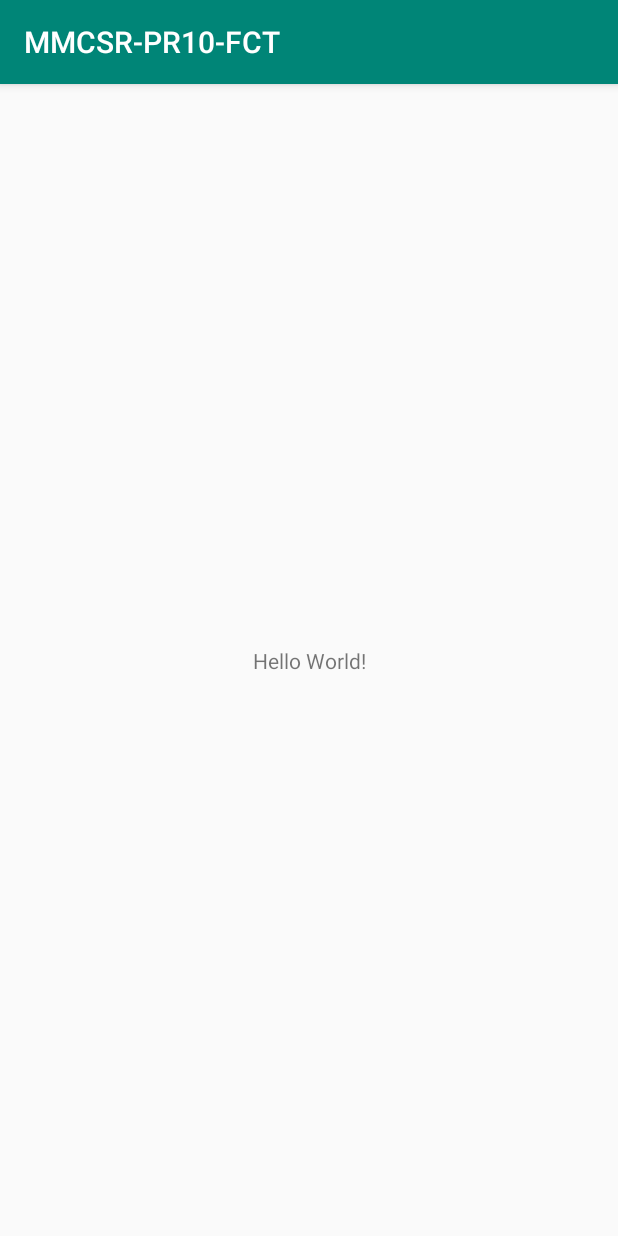
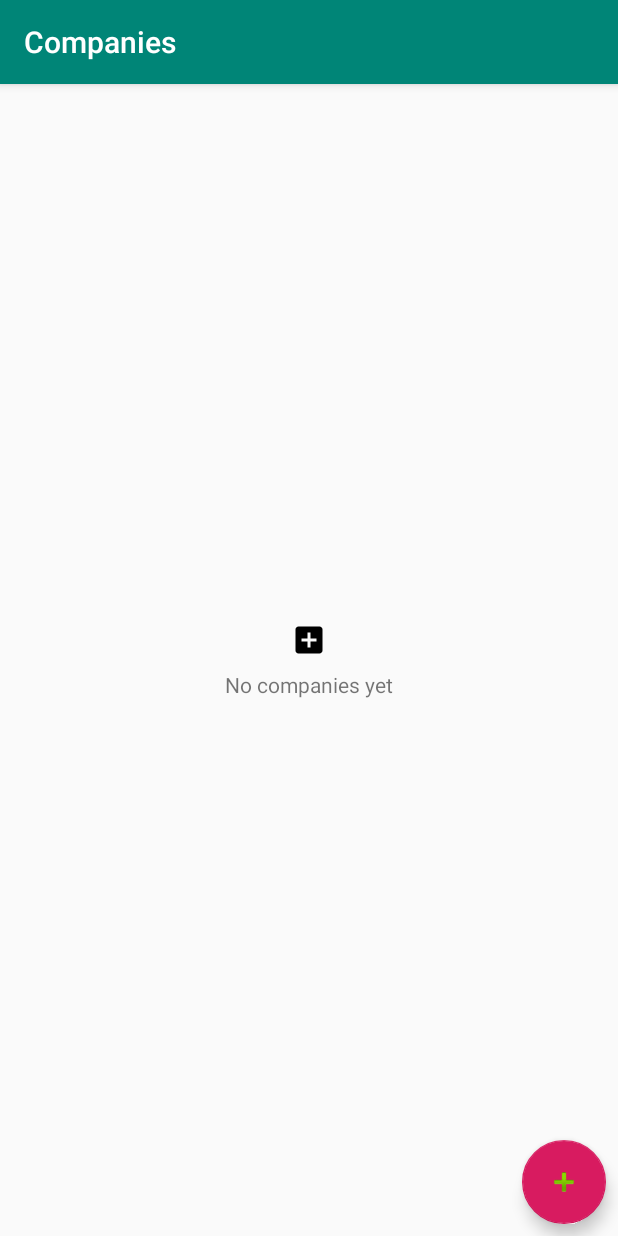
Before and after one commit to Cruzadera/MMCSR-PR10-FCT, an Android app: the screen it shows after launch (MainActivity), on a phone screen of 412 x 824 dp. Run offline under Robolectric (Android 15) with nearby library versions, the phone set to English and light mode, and no system bars; our stand-ins replace Picasso, data binding.

Commit message:
Add RecyclerView for Company

```diff
--- a/app/src/main/AndroidManifest.xml
+++ b/app/src/main/AndroidManifest.xml
@@ -9,7 +9,9 @@
         android:roundIcon="@mipmap/ic_launcher_round"
         android:supportsRtl="true"
         android:theme="@style/AppTheme">
-        <activity android:name=".MainActivity">
+        <activity
+            android:name=".ui.MainActivity"
+            android:windowSoftInputMode="adjustPan">
             <intent-filter>
                 <action android:name="android.intent.action.MAIN" />
 
--- a/app/src/main/java/es/iessaladillo/maria/mmcsr_pr10_fct/data/local/model/Company.java
+++ b/app/src/main/java/es/iessaladillo/maria/mmcsr_pr10_fct/data/local/model/Company.java
@@ -35,6 +35,10 @@ public class Company {
         this.email = email;
         this.urlLogo = urlLogo;
         this.nameContactPerson = nameContactPerson;
+    }
+
+    public Company() {
+
     }
 
     public long getIdCompany() {
--- /dev/null
+++ b/app/src/main/java/es/iessaladillo/maria/mmcsr_pr10_fct/ui/MainActivity.java
@@ -0,0 +1,22 @@
+package es.iessaladillo.maria.mmcsr_pr10_fct.ui;
+
+import androidx.appcompat.app.AppCompatActivity;
+
+import android.os.Bundle;
+
+import es.iessaladillo.maria.mmcsr_pr10_fct.R;
+import es.iessaladillo.maria.mmcsr_pr10_fct.ui.company.CompanyFragment;
+
+public class MainActivity extends AppCompatActivity {
+
+    @Override
+    protected void onCreate(Bundle savedInstanceState) {
+        super.onCreate(savedInstanceState);
+        setContentView(R.layout.activity_main);
+        if (savedInstanceState == null) {
+            getSupportFragmentManager().beginTransaction()
+                    .replace(R.id.container, CompanyFragment.newInstance())
+                    .commitNow();
+        }
+    }
+}
--- /dev/null
+++ b/app/src/main/java/es/iessaladillo/maria/mmcsr_pr10_fct/ui/company/CompanyFragment.java
@@ -0,0 +1,77 @@
+package es.iessaladillo.maria.mmcsr_pr10_fct.ui.company;
+
+import androidx.databinding.DataBindingUtil;
+import androidx.lifecycle.ViewModelProviders;
+
+import android.os.Bundle;
+
+import androidx.annotation.NonNull;
+import androidx.annotation.Nullable;
+import androidx.fragment.app.Fragment;
+
+import android.view.LayoutInflater;
+import android.view.View;
+import android.view.ViewGroup;
+
+import androidx.recyclerview.widget.DefaultItemAnimator;
+import androidx.recyclerview.widget.GridLayoutManager;
+import es.iessaladillo.maria.mmcsr_pr10_fct.R;
+import es.iessaladillo.maria.mmcsr_pr10_fct.data.Repository;
+import es.iessaladillo.maria.mmcsr_pr10_fct.data.local.model.Company;
+import es.iessaladillo.maria.mmcsr_pr10_fct.databinding.FragmentCompanyBinding;
+
+public class CompanyFragment extends Fragment {
+
+    private CompanyFragmentViewModel viewModel;
+    private Repository repository;
+    private FragmentCompanyBinding b;
+
+    public static CompanyFragment newInstance() {
+        return new CompanyFragment();
+    }
+
+    @Override
+    public void onCreate(@Nullable Bundle savedInstanceState) {
+        super.onCreate(savedInstanceState);
+        setHasOptionsMenu(true);
+    }
+
+    @Nullable
+    @Override
+    public View onCreateView(@NonNull LayoutInflater inflater, @Nullable ViewGroup container,
+                             @Nullable Bundle savedInstanceState) {
+        b = DataBindingUtil.inflate(inflater, R.layout.fragment_company, container, false);
+        return b.getRoot();
+    }
+
+    @Override
+    public void onActivityCreated(@Nullable Bundle savedInstanceState) {
+        super.onActivityCreated(savedInstanceState);
+        viewModel = ViewModelProviders.of(this, new CompanyFragmentViewModelFactory(repository)).get(CompanyFragmentViewModel.class);
+        setupViews();
+    }
+
+    private void setupViews() {
+//        b.fabAddCompany.setOnClickListener(l -> addCompany(new Company()));
+        setupRecyclerView();
+    }
+
+    private void setupRecyclerView() {
+        CompanyFragmentAdapter listAdapter = new CompanyFragmentAdapter();
+//        listAdapter.setOnDeleteListener(position -> deleteUser(listAdapter.getItem(position)));
+//        listAdapter.setOnEditableListener((v, position) -> onUserEditListener.onUserEdit(listAdapter.getItem(position)));
+        b.lstCompanies.setHasFixedSize(true);
+        b.lstCompanies.setLayoutManager(new GridLayoutManager(getActivity(),
+                getResources().getInteger(R.integer.company_lstCompanies_columns)));
+        b.lstCompanies.setItemAnimator(new DefaultItemAnimator());
+        b.lstCompanies.setAdapter(listAdapter);
+    }
+
+    private void addCompany(Company company) {
+        viewModel.insertCompany(company);
+    }
+
+
+
+
+}
--- /dev/null
+++ b/app/src/main/java/es/iessaladillo/maria/mmcsr_pr10_fct/ui/company/CompanyFragmentViewModel.java
@@ -0,0 +1,28 @@
+package es.iessaladillo.maria.mmcsr_pr10_fct.ui.company;
+
+import androidx.lifecycle.LiveData;
+import androidx.lifecycle.ViewModel;
+import es.iessaladillo.maria.mmcsr_pr10_fct.data.Repository;
+import es.iessaladillo.maria.mmcsr_pr10_fct.data.local.model.Company;
+
+public class CompanyFragmentViewModel extends ViewModel {
+
+    private final Repository repository;
+    private LiveData<Company> company;
+
+    public CompanyFragmentViewModel(Repository repository) {
+        this.repository = repository;
+    }
+
+    public LiveData<Company> getCompany(){
+        return company;
+    }
+
+    public void insertCompany(Company company){
+        repository.insertCompany(company);
+    }
+
+    public void updateCompany(Company company){
+        repository.updateCompany(company);
+    }
+}
--- /dev/null
+++ b/app/src/main/java/es/iessaladillo/maria/mmcsr_pr10_fct/ui/company/CompanyFragmentViewModelFactory.java
@@ -0,0 +1,21 @@
+package es.iessaladillo.maria.mmcsr_pr10_fct.ui.company;
+
+import androidx.annotation.NonNull;
+import androidx.lifecycle.ViewModel;
+import androidx.lifecycle.ViewModelProvider;
+import es.iessaladillo.maria.mmcsr_pr10_fct.data.Repository;
+
+public class CompanyFragmentViewModelFactory implements ViewModelProvider.Factory {
+
+    private final Repository repository;
+
+    CompanyFragmentViewModelFactory(Repository repository) {
+        this.repository = repository;
+    }
+    @SuppressWarnings("unchecked")
+    @NonNull
+    @Override
+    public <T extends ViewModel> T create(@NonNull Class<T> modelClass) {
+        return (T) new CompanyFragmentViewModel(repository);
+    }
+}
--- /dev/null
+++ b/app/src/main/res/drawable/ic_add_box_black_24dp.xml
@@ -0,0 +1,9 @@
+<vector xmlns:android="http://schemas.android.com/apk/res/android"
+        android:width="24dp"
+        android:height="24dp"
+        android:viewportWidth="24.0"
+        android:viewportHeight="24.0">
+    <path
+        android:fillColor="#FF000000"
+        android:pathData="M19,3L5,3c-1.11,0 -2,0.9 -2,2v14c0,1.1 0.89,2 2,2h14c1.1,0 2,-0.9 2,-2L21,5c0,-1.1 -0.9,-2 -2,-2zM17,13h-4v4h-2v-4L7,13v-2h4L11,7h2v4h4v2z"/>
+</vector>
--- a/app/src/main/res/layout/activity_main.xml
+++ b/app/src/main/res/layout/activity_main.xml
@@ -1,18 +1,7 @@
 <?xml version="1.0" encoding="utf-8"?>
-<androidx.constraintlayout.widget.ConstraintLayout xmlns:android="http://schemas.android.com/apk/res/android"
-    xmlns:app="http://schemas.android.com/apk/res-auto"
+<FrameLayout xmlns:android="http://schemas.android.com/apk/res/android"
     xmlns:tools="http://schemas.android.com/tools"
+    android:id="@+id/container"
     android:layout_width="match_parent"
     android:layout_height="match_parent"
-    tools:context=".MainActivity">
-
-    <TextView
-        android:layout_width="wrap_content"
-        android:layout_height="wrap_content"
-        android:text="Hello World!"
-        app:layout_constraintBottom_toBottomOf="parent"
-        app:layout_constraintLeft_toLeftOf="parent"
-        app:layout_constraintRight_toRightOf="parent"
-        app:layout_constraintTop_toTopOf="parent" />
-
-</androidx.constraintlayout.widget.ConstraintLayout>
+    tools:context=".ui.MainActivity" />
--- /dev/null
+++ b/app/src/main/res/layout/fragment_company.xml
@@ -0,0 +1,46 @@
+<?xml version="1.0" encoding="utf-8"?>
+<layout xmlns:android="http://schemas.android.com/apk/res/android"
+    xmlns:app="http://schemas.android.com/apk/res-auto"
+    xmlns:tools="http://schemas.android.com/tools">
+
+    <data>
+
+    </data>
+
+    <androidx.constraintlayout.widget.ConstraintLayout
+        android:layout_width="match_parent"
+        android:layout_height="match_parent">
+
+        <androidx.recyclerview.widget.RecyclerView
+            android:id="@+id/lstCompanies"
+            android:layout_width="0dp"
+            android:layout_height="0dp"
+            app:layout_constraintBottom_toBottomOf="parent"
+            app:layout_constraintEnd_toEndOf="parent"
+            app:layout_constraintStart_toStartOf="parent"
+            app:layout_constraintTop_toTopOf="parent" />
+
+        <TextView
+            android:id="@+id/lblEmptyCompany"
+            android:layout_width="wrap_content"
+            android:layout_height="wrap_content"
+            android:drawablePadding="8dp"
+            android:drawableTop="@drawable/ic_add_box_black_24dp"
+            android:text="@string/lbl_no_companies"
+            app:layout_constraintBottom_toBottomOf="parent"
+            app:layout_constraintEnd_toEndOf="parent"
+            app:layout_constraintStart_toStartOf="parent"
+            app:layout_constraintTop_toTopOf="parent" />
+
+        <com.google.android.material.floatingactionbutton.FloatingActionButton
+            android:id="@+id/fabAddCompany"
+            android:layout_width="wrap_content"
+            android:layout_height="wrap_content"
+            android:layout_marginEnd="8dp"
+            android:layout_marginBottom="8dp"
+            android:src="@android:drawable/ic_input_add"
+            app:layout_constraintBottom_toBottomOf="parent"
+            app:layout_constraintEnd_toEndOf="parent" />
+
+    </androidx.constraintlayout.widget.ConstraintLayout>
+</layout>
--- /dev/null
+++ b/app/src/main/res/values/integers.xml
@@ -0,0 +1,4 @@
+<?xml version="1.0" encoding="utf-8"?>
+<resources>
+    <integer name="company_lstCompanies_columns">1</integer>
+</resources>
--- a/app/src/main/res/values/strings.xml
+++ b/app/src/main/res/values/strings.xml
@@ -1,3 +1,5 @@
 <resources>
-    <string name="app_name">MMCSR-PR10-FCT</string>
+    <string name="app_name">Companies</string>
+    <string name="description_imgLogo">Company logo</string>
+    <string name="lbl_no_companies">No companies yet</string>
 </resources>
```
Also changed, not shown: app/build.gradle (+15 -6 lines), app/src/main/java/es/iessaladillo/maria/mmcsr_pr10_fct/MainActivity.java (deleted, +0 -14 lines), app/src/main/java/es/iessaladillo/maria/mmcsr_pr10_fct/ui/company/CompanyFragmentAdapter.java (added, +91 -0 lines), app/src/main/res/drawable/circle.xml (added, +12 -0 lines), app/src/main/res/layout/item_company.xml (added, +82 -0 lines), app/src/main/res/navigation/navigation.xml (added, +12 -0 lines).
